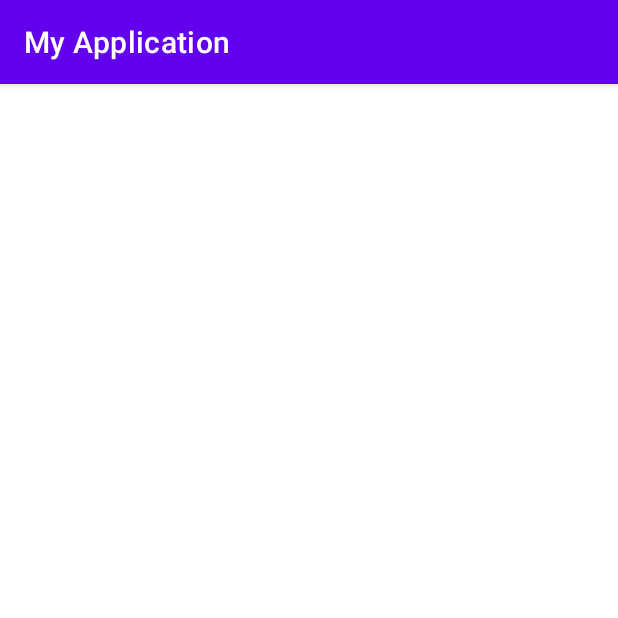
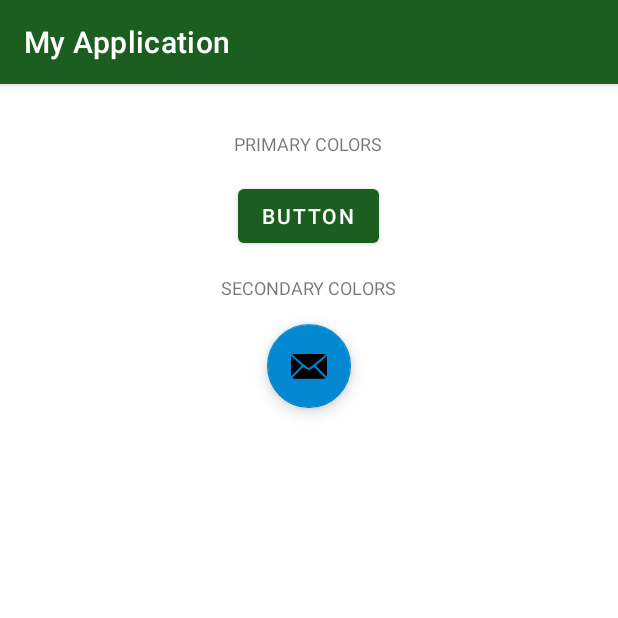
Before and after one commit to hanura13/KotlinCodeLab, an Android app: the screen it shows after launch (MainActivity), on a phone screen of 412 x 824 dp, the top half of it. Run offline under Robolectric (Android 15) with nearby library versions, the phone set to English and light mode, and no system bars.

Commit message:
Personalize Theme App

```diff
--- a/app/src/main/res/layout/activity_main.xml
+++ b/app/src/main/res/layout/activity_main.xml
@@ -1,10 +1,43 @@
 <?xml version="1.0" encoding="utf-8"?>
-<androidx.constraintlayout.widget.ConstraintLayout xmlns:android="http://schemas.android.com/apk/res/android"
+<androidx.appcompat.widget.LinearLayoutCompat
+    xmlns:android="http://schemas.android.com/apk/res/android"
     xmlns:app="http://schemas.android.com/apk/res-auto"
     xmlns:tools="http://schemas.android.com/tools"
+    android:padding="16dp"
+    android:orientation="vertical"
     android:layout_width="match_parent"
     android:layout_height="match_parent"
     tools:context=".MainActivity">
 
+    <TextView
+        android:text="@string/primary_colors"
+        android:textSize="12sp"
+        android:layout_gravity="center_horizontal"
+        android:gravity="center_vertical"
+        android:textAllCaps="true"
+        android:layout_width="wrap_content"
+        android:layout_height="@dimen/default_height"/>
 
-</androidx.constraintlayout.widget.ConstraintLayout>
+    <com.google.android.material.button.MaterialButton
+        android:layout_gravity="center_horizontal"
+        android:text="@string/button"
+        android:layout_width="wrap_content"
+        android:layout_height="@dimen/default_height"/>
+
+    <TextView
+        android:text="@string/secondary_colors"
+        android:textAllCaps="true"
+        android:layout_gravity="center_horizontal"
+        android:gravity="center_vertical"
+        android:textSize="12sp"
+        android:layout_width="wrap_content"
+        android:layout_height="@dimen/default_height"/>
+
+    <com.google.android.material.floatingactionbutton.FloatingActionButton
+        android:layout_gravity="center_horizontal"
+        android:contentDescription="@string/email"
+        app:srcCompat="@android:drawable/ic_dialog_email"
+        android:layout_width="wrap_content"
+        android:layout_height="wrap_content"/>
+
+</androidx.appcompat.widget.LinearLayoutCompat>
--- a/app/src/main/res/values-night/themes.xml
+++ b/app/src/main/res/values-night/themes.xml
@@ -2,12 +2,12 @@
     <!-- Base application theme. -->
     <style name="Theme.MyApplication" parent="Theme.MaterialComponents.DayNight.DarkActionBar">
         <!-- Primary brand color. -->
-        <item name="colorPrimary">@color/purple_200</item>
-        <item name="colorPrimaryVariant">@color/purple_700</item>
+        <item name="colorPrimary">@color/green_light</item>
+        <item name="colorPrimaryVariant">@color/green</item>
         <item name="colorOnPrimary">@color/black</item>
         <!-- Secondary brand color. -->
-        <item name="colorSecondary">@color/teal_200</item>
-        <item name="colorSecondaryVariant">@color/teal_200</item>
+        <item name="colorSecondary">@color/blue_light</item>
+        <item name="colorSecondaryVariant">@color/blue_light</item>
         <item name="colorOnSecondary">@color/black</item>
         <!-- Status bar color. -->
         <item name="android:statusBarColor">?attr/colorPrimaryVariant</item>
--- a/app/src/main/res/values/colors.xml
+++ b/app/src/main/res/values/colors.xml
@@ -7,4 +7,11 @@
     <color name="teal_700">#FF018786</color>
     <color name="black">#FF000000</color>
     <color name="white">#FFFFFFFF</color>
+
+    <color name="green">#1B5E20</color>
+    <color name="green_dark">#003300</color>
+    <color name="green_light">#A5D6A7</color>
+    <color name="blue">#0288D1</color>
+    <color name="blue_dark">#005B9F</color>
+    <color name="blue_light">#81D4FA</color>
 </resources>
--- /dev/null
+++ b/app/src/main/res/values/dimens.xml
@@ -0,0 +1,4 @@
+<?xml version="1.0" encoding="utf-8"?>
+<resources>
+    <dimen name="default_height">48dp</dimen>
+</resources>
--- a/app/src/main/res/values/strings.xml
+++ b/app/src/main/res/values/strings.xml
@@ -1,3 +1,7 @@
 <resources>
     <string name="app_name">My Application</string>
+    <string name="primary_colors">Primary Colors</string>
+    <string name="button">Button</string>
+    <string name="email">email</string>
+    <string name="secondary_colors">Secondary COlors</string>
 </resources>
--- a/app/src/main/res/values/themes.xml
+++ b/app/src/main/res/values/themes.xml
@@ -2,12 +2,12 @@
     <!-- Base application theme. -->
     <style name="Theme.MyApplication" parent="Theme.MaterialComponents.DayNight.DarkActionBar">
         <!-- Primary brand color. -->
-        <item name="colorPrimary">@color/purple_500</item>
-        <item name="colorPrimaryVariant">@color/purple_700</item>
+        <item name="colorPrimary">@color/green</item>
+        <item name="colorPrimaryVariant">@color/green_dark</item>
         <item name="colorOnPrimary">@color/white</item>
         <!-- Secondary brand color. -->
-        <item name="colorSecondary">@color/teal_200</item>
-        <item name="colorSecondaryVariant">@color/teal_700</item>
+        <item name="colorSecondary">@color/blue</item>
+        <item name="colorSecondaryVariant">@color/blue_dark</item>
         <item name="colorOnSecondary">@color/black</item>
         <!-- Status bar color. -->
         <item name="android:statusBarColor">?attr/colorPrimaryVariant</item>
```
